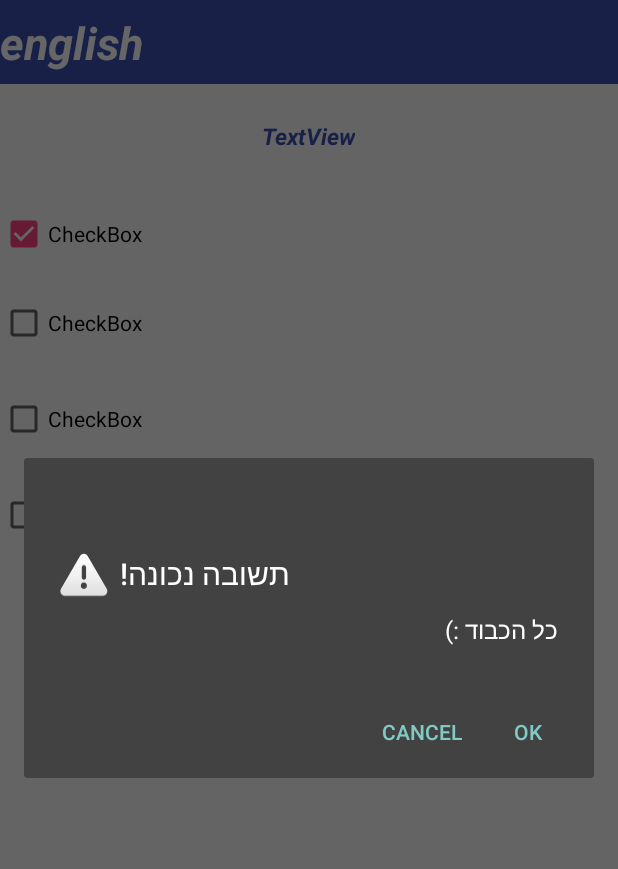
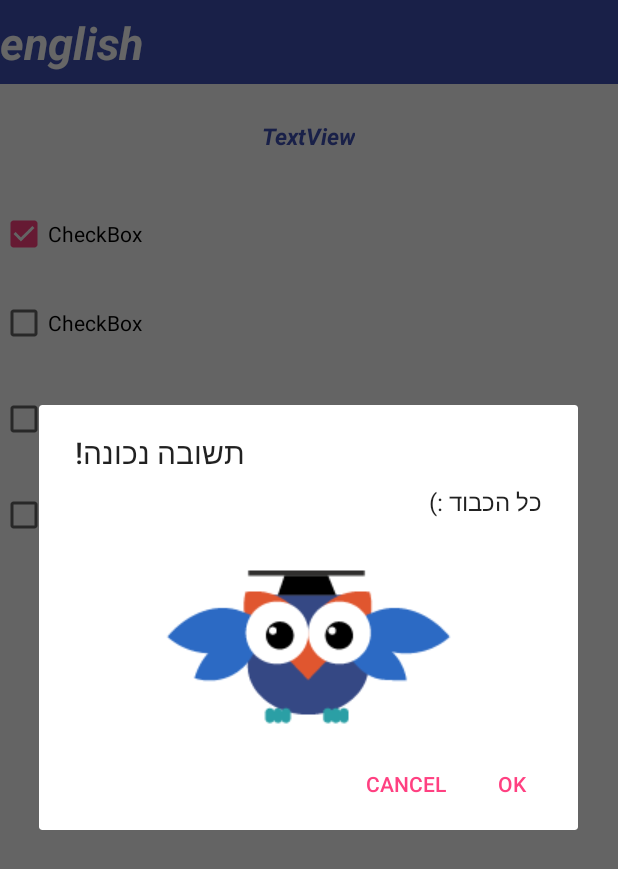
Before and after one commit to Danielle297/weLearn, an Android app: the TestActivity screen opened directly, with no data from a screen before it, after a tap on "הגש", on a phone screen of 412 x 824 dp. Shown: the top 869 px of the screen. Run offline under Robolectric (Android 15) with nearby library versions, the phone set to English and light mode, and no system bars; our stand-ins replace Volley; network calls fail; 1 other tap on this screen came first.

Commit message:
Splash + submitButton toolbar in test mode add owl in dialog

```diff
--- a/app/src/main/java/com/hackton/welearning/TestActivity.java
+++ b/app/src/main/java/com/hackton/welearning/TestActivity.java
@@ -1,10 +1,12 @@
 package com.hackton.welearning;
 
 import android.os.Bundle;
+import android.os.Handler;
 import android.support.design.widget.FloatingActionButton;
 import android.support.design.widget.Snackbar;
 import android.support.v7.app.AppCompatActivity;
 import android.support.v7.widget.Toolbar;
+import android.view.LayoutInflater;
 import android.view.View;
 import android.app.DialogFragment;
 import android.content.DialogInterface;
@@ -15,6 +17,7 @@ import android.os.Bundle;
 import android.util.Log;
 import android.view.View;
 import android.widget.CheckBox;
+import android.widget.ImageView;
 import android.widget.TextView;
 
 import com.android.volley.Request;
@@ -36,13 +39,14 @@ public class TestActivity extends AppCompatActivity {
     CheckBox ans1, ans2, ans3, ans4;
     int correctAnswer;
     String subject, subjectName;
+    ImageView dialog_imageview;
     @Override
     protected void onCreate(Bundle savedInstanceState) {
         super.onCreate(savedInstanceState);
         setContentView(R.layout.activity_test);
         Toolbar toolbar = (Toolbar) findViewById(R.id.toolbar);
         setSupportActionBar(toolbar);
-
+        dialog_imageview = (ImageView)findViewById(R.id.dialog_imageview);
         subject=Singleton.getInstance().getValue();
         subjectName = Singleton.getInstance().getName();
         Log.d("test","subject"+subject);
@@ -128,14 +132,21 @@ public class TestActivity extends AppCompatActivity {
         Log.i("Danielle", "correctAnswer is: " + correctAnswer + " " + ans1.isChecked());
         if (correctAnswer==0 && ans1.isChecked() == true || correctAnswer==1 && ans2.isChecked() == true ||
                 correctAnswer==2 && ans3.isChecked() == true || correctAnswer==3 && ans4.isChecked() == true){
-//            Log.i("Danielle", "correctAnswer is: " + correctAnswer);
-//        }
+
+
+
+
             AlertDialog.Builder builder;
             if (Build.VERSION.SDK_INT >= Build.VERSION_CODES.LOLLIPOP) {
-                builder = new AlertDialog.Builder(this, android.R.style.Theme_Material_Dialog_Alert);
+                builder = new AlertDialog.Builder(this);
             } else {
                 builder = new AlertDialog.Builder(this);
             }
+
+            LayoutInflater factory = LayoutInflater.from(this);
+            final View view_alert = factory.inflate(R.layout.dialog_image, null);
+            builder.setView(view_alert);
+
             builder.setTitle("תשובה נכונה!")
                     .setMessage("כל הכבוד :)")
                     .setPositiveButton(android.R.string.yes, new DialogInterface.OnClickListener() {
@@ -152,13 +163,13 @@ public class TestActivity extends AppCompatActivity {
                             // do nothing
                         }
                     })
-                    .setIcon(android.R.drawable.ic_dialog_alert)
+                   // .setIcon(android.R.drawable.ic_dialog_alert)
                     .show();
         }
         else {
             AlertDialog.Builder builder;
             if (Build.VERSION.SDK_INT >= Build.VERSION_CODES.LOLLIPOP) {
-                builder = new AlertDialog.Builder(this, android.R.style.Theme_Material_Dialog_Alert);
+                builder = new AlertDialog.Builder(this);
             } else {
                 builder = new AlertDialog.Builder(this);
             }
@@ -176,6 +187,7 @@ public class TestActivity extends AppCompatActivity {
                     })
                     .setIcon(android.R.drawable.ic_dialog_alert)
                     .show();
+
         }
     }
 
@@ -215,4 +227,14 @@ public class TestActivity extends AppCompatActivity {
         }
     }
 
+
+    public void timerDelayRemoveView(int time, final ImageView v) {
+        Handler handler = new Handler();
+        handler.postDelayed(new Runnable() {
+            public void run() {
+                v.setVisibility(View.GONE);
+            }
+        }, time);
+    }
+
 }
--- a/app/src/main/res/layout/content_type.xml
+++ b/app/src/main/res/layout/content_type.xml
@@ -29,7 +29,7 @@
             android:id="@+id/button_test"
             android:layout_width="117dp"
             android:layout_height="118dp"
-            android:layout_alignParentTop="true"
+
             android:layout_centerHorizontal="true"
             android:layout_marginTop="36dp"
             android:src="@drawable/icons_take_test"
--- /dev/null
+++ b/app/src/main/res/layout/dialog_image.xml
@@ -0,0 +1,21 @@
+<?xml version="1.0" encoding="utf-8"?>
+<RelativeLayout xmlns:android="http://schemas.android.com/apk/res/android"
+    android:layout_width="match_parent"
+    android:layout_height="match_parent">
+
+
+    <ImageView
+        android:id="@+id/dialog_imageview"
+        android:layout_width="wrap_content"
+        android:layout_height="wrap_content"
+        android:src="@drawable/correct_3"
+        android:layout_centerInParent="true"/>
+
+    <ImageView
+        android:id="@+id/dialog_imageview2"
+        android:layout_width="wrap_content"
+        android:layout_height="wrap_content"
+        android:src="@drawable/correct_4"
+        android:layout_centerInParent="true"/>
+
+</RelativeLayout>
```
Also changed, not shown: app/src/main/res/drawable/correct_3.png (added), app/src/main/res/drawable/correct_4.png (added), app/src/main/res/drawable/correct_ans.png (added).
